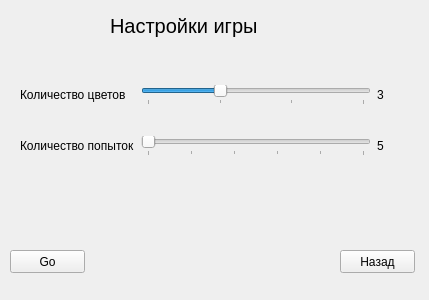
Old version of the form colorsett.ui in the repository moevm/gui-1h2017-12.
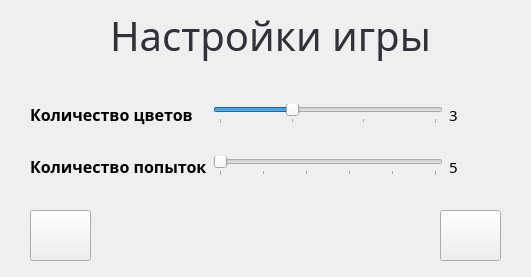
New version of the form. Icons and pictures are not drawn.

The edit to the form file:
```diff
--- a/colorsett.ui
+++ b/colorsett.ui
@@ -6,8 +6,8 @@
    <rect>
     <x>0</x>
     <y>0</y>
-    <width>429</width>
-    <height>300</height>
+    <width>531</width>
+    <height>277</height>
    </rect>
   </property>
   <property name="windowTitle">
@@ -16,53 +16,211 @@
   <widget class="QLabel" name="label_8">
    <property name="geometry">
     <rect>
-     <x>110</x>
+     <x>100</x>
      <y>10</y>
-     <width>161</width>
-     <height>31</height>
+     <width>341</width>
+     <height>51</height>
     </rect>
    </property>
+   <property name="palette">
+    <palette>
+     <active>
+      <colorrole role="WindowText">
+       <brush brushstyle="SolidPattern">
+        <color alpha="255">
+         <red>50</red>
+         <green>49</green>
+         <blue>58</blue>
+        </color>
+       </brush>
+      </colorrole>
+      <colorrole role="Text">
+       <brush brushstyle="SolidPattern">
+        <color alpha="255">
+         <red>192</red>
+         <green>135</green>
+         <blue>50</blue>
+        </color>
+       </brush>
+      </colorrole>
+      <colorrole role="ButtonText">
+       <brush brushstyle="SolidPattern">
+        <color alpha="255">
+         <red>192</red>
+         <green>135</green>
+         <blue>50</blue>
+        </color>
+       </brush>
+      </colorrole>
+      <colorrole role="ToolTipText">
+       <brush brushstyle="SolidPattern">
+        <color alpha="255">
+         <red>192</red>
+         <green>135</green>
+         <blue>50</blue>
+        </color>
+       </brush>
+      </colorrole>
+     </active>
+     <inactive>
+      <colorrole role="WindowText">
+       <brush brushstyle="SolidPattern">
+        <color alpha="255">
+         <red>50</red>
+         <green>49</green>
+         <blue>58</blue>
+        </color>
+       </brush>
+      </colorrole>
+      <colorrole role="Text">
+       <brush brushstyle="SolidPattern">
+        <color alpha="255">
+         <red>192</red>
+         <green>135</green>
+         <blue>50</blue>
+        </color>
+       </brush>
+      </colorrole>
+      <colorrole role="ButtonText">
+       <brush brushstyle="SolidPattern">
+        <color alpha="255">
+         <red>192</red>
+         <green>135</green>
+         <blue>50</blue>
+        </color>
+       </brush>
+      </colorrole>
+      <colorrole role="ToolTipText">
+       <brush brushstyle="SolidPattern">
+        <color alpha="255">
+         <red>192</red>
+         <green>135</green>
+         <blue>50</blue>
+        </color>
+       </brush>
+      </colorrole>
+     </inactive>
+     <disabled>
+      <colorrole role="WindowText">
+       <brush brushstyle="SolidPattern">
+        <color alpha="255">
+         <red>120</red>
+         <green>120</green>
+         <blue>120</blue>
+        </color>
+       </brush>
+      </colorrole>
+      <colorrole role="Text">
+       <brush brushstyle="SolidPattern">
+        <color alpha="255">
+         <red>120</red>
+         <green>120</green>
+         <blue>120</blue>
+        </color>
+       </brush>
+      </colorrole>
+      <colorrole role="ButtonText">
+       <brush brushstyle="SolidPattern">
+        <color alpha="255">
+         <red>120</red>
+         <green>120</green>
+         <blue>120</blue>
+        </color>
+       </brush>
+      </colorrole>
+      <colorrole role="ToolTipText">
+       <brush brushstyle="SolidPattern">
+        <color alpha="255">
+         <red>192</red>
+         <green>135</green>
+         <blue>50</blue>
+        </color>
+       </brush>
+      </colorrole>
+     </disabled>
+    </palette>
+   </property>
    <property name="font">
     <font>
-     <pointsize>15</pointsize>
+     <family>Impact</family>
+     <pointsize>30</pointsize>
+     <weight>50</weight>
+     <italic>false</italic>
+     <bold>false</bold>
+     <stylestrategy>PreferAntialias</stylestrategy>
     </font>
    </property>
+   <property name="frameShape">
+    <enum>QFrame::NoFrame</enum>
+   </property>
+   <property name="frameShadow">
+    <enum>QFrame::Plain</enum>
+   </property>
+   <property name="lineWidth">
+    <number>15</number>
+   </property>
+   <property name="midLineWidth">
+    <number>6</number>
+   </property>
    <property name="text">
     <string>Настройки игры</string>
    </property>
+   <property name="alignment">
+    <set>Qt::AlignCenter</set>
+   </property>
   </widget>
   <widget class="QPushButton" name="start">
    <property name="geometry">
     <rect>
-     <x>10</x>
-     <y>250</y>
-     <width>75</width>
-     <height>23</height>
+     <x>30</x>
+     <y>210</y>
+     <width>61</width>
+     <height>51</height>
     </rect>
    </property>
    <property name="text">
-    <string>Go</string>
+    <string/>
+   </property>
+   <property name="icon">
+    <iconset resource="imgfiles.qrc">
+     <normaloff>:/images/foto/Button-Previous-icon.png</normaloff>:/images/foto/Button-Previous-icon.png</iconset>
+   </property>
+   <property name="iconSize">
+    <size>
+     <width>45</width>
+     <height>45</height>
+    </size>
    </property>
   </widget>
   <widget class="QPushButton" name="back">
    <property name="geometry">
     <rect>
-     <x>340</x>
-     <y>250</y>
-     <width>75</width>
-     <height>23</height>
+     <x>440</x>
+     <y>210</y>
+     <width>61</width>
+     <height>51</height>
     </rect>
    </property>
    <property name="text">
-    <string>Назад</string>
+    <string/>
+   </property>
+   <property name="icon">
+    <iconset resource="imgfiles.qrc">
+     <normaloff>:/images/foto/Button-Delete-icon (1).png</normaloff>:/images/foto/Button-Delete-icon (1).png</iconset>
+   </property>
+   <property name="iconSize">
+    <size>
+     <width>45</width>
+     <height>45</height>
+    </size>
    </property>
   </widget>
   <widget class="QWidget" name="layoutWidget">
    <property name="geometry">
     <rect>
-     <x>20</x>
-     <y>60</y>
-     <width>413</width>
+     <x>30</x>
+     <y>80</y>
+     <width>471</width>
      <height>121</height>
     </rect>
    </property>
@@ -109,18 +267,19 @@
     </item>
     <item row="1" column="0">
      <widget class="QLabel" name="label_2">
+      <property name="font">
+       <font>
+        <family>Segoe UI Black</family>
+        <pointsize>12</pointsize>
+        <weight>75</weight>
+        <bold>true</bold>
+       </font>
+      </property>
       <property name="text">
        <string>Количество попыток</string>
       </property>
      </widget>
     </item>
-    <item row="0" column="0">
-     <widget class="QLabel" name="label">
-      <property name="text">
-       <string>Количество цветов</string>
-      </property>
-     </widget>
-    </item>
     <item row="0" column="1">
      <widget class="QSlider" name="colors">
       <property name="sizePolicy">
@@ -172,6 +331,12 @@
         <verstretch>0</verstretch>
        </sizepolicy>
       </property>
+      <property name="font">
+       <font>
+        <family>Segoe UI Black</family>
+        <pointsize>11</pointsize>
+       </font>
+      </property>
       <property name="text">
        <string>5</string>
       </property>
@@ -185,11 +350,32 @@
         <verstretch>0</verstretch>
        </sizepolicy>
       </property>
+      <property name="font">
+       <font>
+        <family>Segoe UI Black</family>
+        <pointsize>11</pointsize>
+       </font>
+      </property>
       <property name="text">
        <string>3       </string>
       </property>
      </widget>
     </item>
+    <item row="0" column="0">
+     <widget class="QLabel" name="label_3">
+      <property name="font">
+       <font>
+        <family>Segoe UI Black</family>
+        <pointsize>12</pointsize>
+        <weight>75</weight>
+        <bold>true</bold>
+       </font>
+      </property>
+      <property name="text">
+       <string>Количество цветов</string>
+      </property>
+     </widget>
+    </item>
    </layout>
   </widget>
  </widget>
```
Left out of the diff: 10 changed lines with no effect on the pictures.
